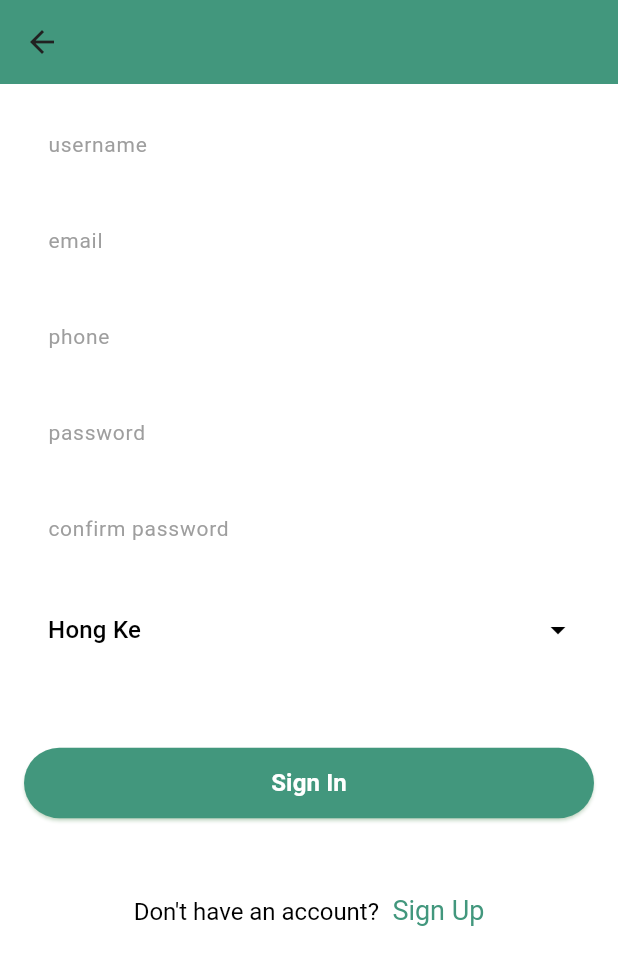
After one commit to Pepsi-Dota2/app_share_file, a Flutter app: the RegisterPage screen opened by its route, on a phone screen of 412 x 824 dp. The commit adds this screen. Shown: the top 965 px of the screen. Run offline on Flutter 3.47's test engine with Material 3 defaults, Android fonts, the phone set to English and light mode, and no system bars; drawn by our look-alikes of dropdown_search, flutter_form_builder; our stand-ins replace adaptive_theme, auto_route, awesome_dialog, bloc, dartz, dio and 11 more; accounts and stored records are empty; generated files the repository leaves out were written again.

Commit message:
feat add register

```diff
--- a/lib/src/core/config/di/config_dependencies.dart
+++ b/lib/src/core/config/di/config_dependencies.dart
@@ -1,5 +1,4 @@
 import 'package:app_share_file/src/core/config/observe.dart';
-import 'package:app_share_file/src/module/login/datasource/data/local_datasource/user_login_local.dart';
 import 'package:app_share_file/src/module/login/domain/usecase/user_login_usecase.dart';
 import 'package:app_share_file/src/module/login/presentation/cubit/login_cubit.dart';
 import 'package:easy_localization/easy_localization.dart';
--- /dev/null
+++ b/lib/src/core/constant/constant.dart
@@ -0,0 +1,32 @@
+import 'package:app_share_file/generated/locale_keys.g.dart';
+import 'package:easy_localization/easy_localization.dart';
+
+class VillageHelper {
+  static List<String> getVillageItems() {
+    return [
+      LocaleKeys.village_hongke.tr(),
+      LocaleKeys.village_phonsinuan.tr(),
+      LocaleKeys.village_sisattanak.tr(),
+      LocaleKeys.village_phonpapao.tr(),
+      LocaleKeys.village_khoualuang.tr(),
+      LocaleKeys.village_nongduang.tr(),
+      LocaleKeys.village_nongchanh.tr(),
+      LocaleKeys.village_hatsady.tr(),
+      LocaleKeys.village_sisaket.tr(),
+      LocaleKeys.village_sihom.tr(),
+      LocaleKeys.village_anou.tr(),
+      LocaleKeys.village_watchan.tr(),
+      LocaleKeys.village_nongchan.tr(),
+      LocaleKeys.village_kaoliao.tr(),
+      LocaleKeys.village_nongbuathong.tr(),
+      LocaleKeys.village_sikhai.tr(),
+      LocaleKeys.village_nongping.tr(),
+      LocaleKeys.village_thongkhankham.tr(),
+      LocaleKeys.village_phonthan.tr(),
+      LocaleKeys.village_phontong.tr(),
+      LocaleKeys.village_dongpalan.tr(),
+      LocaleKeys.village_nongbone.tr(),
+      LocaleKeys.village_sapanthong.tr(),
+    ].toList();
+  }
+}
--- a/lib/src/core/router/routers.dart
+++ b/lib/src/core/router/routers.dart
@@ -9,5 +9,6 @@ class AppRouter extends $AppRouter {
   List<AutoRoute> get routes => [
         AutoRoute(page: LoginRoute.page , initial: true),
         AutoRoute(page: IntroduceRoute.page),
+        AutoRoute(page: RegisterRoute.page),
       ];
 }
--- /dev/null
+++ b/lib/src/core/widgets/custom_drop_down_search.dart
@@ -0,0 +1,76 @@
+import 'package:app_share_file/src/core/constant/colors/app_color.dart';
+import 'package:dropdown_search/dropdown_search.dart';
+import 'package:flutter/material.dart';
+
+class CustomSearchableDropdown extends StatelessWidget {
+  const CustomSearchableDropdown({
+    super.key,
+    required this.items,
+    required this.onChanged,
+    this.labelText,
+    this.hintText,
+    this.dialogTitle,
+    this.validator,
+    this.initialValue,
+    this.titleBackgroundColor = Colors.deepPurple,
+    this.titleTextColor = Colors.white70,
+    this.dialogBorderRadius = 25,
+  });
+
+  final List<String> items;
+  final void Function(String?) onChanged;
+  final String? labelText;
+  final String? hintText;
+  final String? dialogTitle;
+  final FormFieldValidator<String>? validator;
+  final String? initialValue;
+  final Color titleBackgroundColor;
+  final Color titleTextColor;
+  final double dialogBorderRadius;
+
+  @override
+  Widget build(BuildContext context) {
+    return DropdownSearch<String>(
+      items: (a, b) => items,
+      validator: validator,
+      onChanged: onChanged,
+      selectedItem: initialValue,
+      decoratorProps: DropDownDecoratorProps(
+        decoration: InputDecoration(
+          labelText: labelText,
+          hintText: hintText,
+          border: OutlineInputBorder(
+            borderRadius: BorderRadius.circular(12.0),
+            borderSide: BorderSide.none,
+          ),
+          filled: true,
+          fillColor: AppColors.backgroundWhite,
+        ),
+      ),
+      popupProps: PopupProps.dialog(
+        title: dialogTitle != null
+            ? Container(
+                decoration: BoxDecoration(color: titleBackgroundColor),
+                alignment: Alignment.center,
+                padding: const EdgeInsets.symmetric(vertical: 16),
+                child: Text(
+                  dialogTitle!,
+                  style: TextStyle(
+                    fontSize: 21,
+                    fontWeight: FontWeight.bold,
+                    color: titleTextColor,
+                  ),
+                ),
+              )
+            : null,
+        dialogProps: DialogProps(
+          clipBehavior: Clip.antiAlias,
+          shape: OutlineInputBorder(
+            borderSide: BorderSide.none,
+            borderRadius: BorderRadius.circular(dialogBorderRadius),
+          ),
+        ),
+      ),
+    );
+  }
+}
--- /dev/null
+++ b/lib/src/module/login/presentation/page/register/register_page.dart
@@ -0,0 +1,171 @@
+import 'package:app_share_file/generated/locale_keys.g.dart';
+import 'package:app_share_file/src/core/config/di/config_dependencies.dart';
+import 'package:app_share_file/src/core/constant/colors/app_color.dart';
+import 'package:app_share_file/src/core/constant/constant.dart';
+import 'package:app_share_file/src/core/router/routers.gr.dart';
+import 'package:app_share_file/src/core/widgets/custom_button_submit.dart';
+import 'package:app_share_file/src/core/widgets/custom_drop_down_search.dart';
+import 'package:app_share_file/src/core/widgets/custom_form_builder.dart';
+import 'package:app_share_file/src/module/login/presentation/cubit/login_cubit.dart';
+import 'package:auto_route/auto_route.dart';
+import 'package:easy_localization/easy_localization.dart';
+import 'package:flutter/gestures.dart';
+import 'package:flutter/material.dart';
+import 'package:flutter_bloc/flutter_bloc.dart';
+import 'package:flutter_form_builder/flutter_form_builder.dart';
+
+@RoutePage()
+class RegisterPage extends StatelessWidget implements AutoRouteWrapper {
+  const RegisterPage({super.key});
+  @override
+  Widget wrappedRoute(BuildContext context) {
+    return BlocProvider(
+      create: (context) => getIt<LoginCubit>(),
+      child: this,
+    );
+  }
+
+  @override
+  Widget build(BuildContext context) {
+    final _formKey = GlobalKey<FormBuilderState>();
+    final usernameController = TextEditingController();
+    final pwdController = TextEditingController();
+    final emailController = TextEditingController();
+    final phoneController = TextEditingController();
+
+    return BlocConsumer<LoginCubit, LoginState>(
+      listener: (context, state) {
+        // TODO: implement listener
+      },
+      builder: (context, state) {
+        return Scaffold(
+          appBar: AppBar(),
+          body: SingleChildScrollView(
+            child: Padding(
+              padding: const EdgeInsets.all(16.0),
+              child: FormBuilder(
+                key: _formKey,
+                child: Column(
+                  children: [
+                    CustomFormBuilder(
+                      name: 'username',
+                      hintText: 'username',
+                      validator: (value) {
+                        if (value == null || value.isEmpty) {
+                          return 'Please enter some text';
+                        }
+                        return null;
+                      },
+                      controller: usernameController,
+                    ),
+                    const SizedBox(height: 16),
+                    CustomFormBuilder(
+                      name: 'email',
+                      hintText: 'email',
+                      validator: (value) {
+                        if (value == null || value.isEmpty) {
+                          return 'Please enter some text';
+                        }
+                        return null;
+                      },
+                      controller: emailController,
+                    ),
+                    const SizedBox(height: 16),
+                    CustomFormBuilder(
+                      name: 'phone',
+                      hintText: 'phone',
+                      validator: (value) {
+                        if (value == null || value.isEmpty) {
+                          return 'Please enter some text';
+                        }
+                        return null;
+                      },
+                      controller: phoneController,
+                    ),
+                    const SizedBox(height: 16),
+                    CustomFormBuilder(
+                      name: 'password',
+                      hintText: 'password',
+                      validator: (value) {
+                        if (value == null || value.isEmpty) {
+                          return 'Please enter some text';
+                        }
+                        return null;
+                      },
+                      controller: pwdController,
+                    ),
+                    const SizedBox(height: 16),
+                    CustomFormBuilder(
+                      name: 'confirmPassword',
+                      hintText: 'confirm password',
+                      validator: (value) {
+                        if (value == null || value.isEmpty) {
+                          return 'Please enter some text';
+                        }
+                        return null;
+                      },
+                      controller: pwdController,
+                    ),
+                    const SizedBox(height: 16),
+                    CustomSearchableDropdown(
+                      initialValue: VillageHelper.getVillageItems().first,
+                      items: VillageHelper.getVillageItems(),
+                      onChanged: (value) {
+                        print(value);
+                      },
+                      validator: (value) {
+                        if (value == null) {
+                          return 'Please enter some text';
+                        }
+                        return null;
+                      },
+                    ),
+                    const SizedBox(height: 50),
+                    CustomButtonSubmit(
+                      label: LocaleKeys.login_sign_in.tr(),
+                      onPressed: () {
+                        if (_formKey.currentState!.validate() != false) {
+                          final username = usernameController.text.trim();
+                          final pwd = pwdController.text.trim();
+                          // context.read<LoginCubit>().login(username, pwd);
+                        }
+                      },
+                    ),
+                    const SizedBox(height: 50),
+                    Row(
+                      mainAxisAlignment: MainAxisAlignment.center,
+                      children: [
+                        RichText(
+                          text: TextSpan(
+                            text: LocaleKeys.login_no_account.tr(),
+                            style: const TextStyle(
+                              color: Colors.black,
+                              fontSize: 16,
+                            ),
+                            children: [
+                              TextSpan(
+                                text: ' ${LocaleKeys.login_sign_up.tr()}',
+                                style: TextStyle(
+                                  color: AppColors.grabageColor,
+                                  fontSize: 18,
+                                ),
+                                recognizer: TapGestureRecognizer()
+                                  ..onTap = () {
+                                    context.router.replaceAll([LoginRoute()]);
+                                  },
+                              ),
+                            ],
+                          ),
+                        ),
+                      ],
+                    )
+                  ],
+                ),
+              ),
+            ),
+          ),
+        );
+      },
+    );
+  }
+}
--- a/pubspec.yaml
+++ b/pubspec.yaml
@@ -70,6 +70,8 @@ dependencies:
   rive: ^0.13.20
   shared_preferences: ^2.3.5
   flutter_secure_storage: ^9.2.4
+  dropdown_search: ^6.0.2
+  intl_phone_number_input: ^0.7.4
 
 dev_dependencies:
   flutter_test:
```
Also changed, not shown: assets/translations/en.json (+29 -4 lines), assets/translations/lo.json (+25 -0 lines), lib/src/module/login/presentation/page/login_page.dart (+23 -20 lines), lib/generated/locale_keys.g.dart, lib/src/core/router/routers.gr.dart, pubspec.lock.
